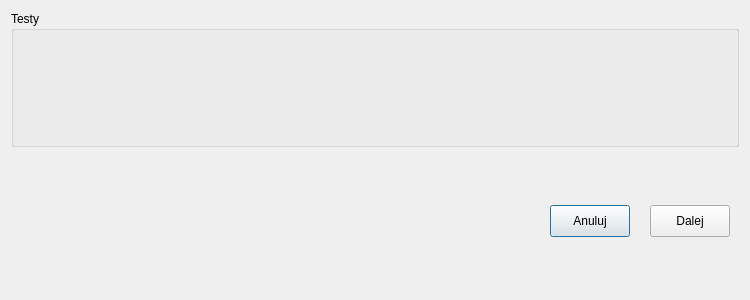
Old version of the form CzujkiLinioweApp/wybortestu.ui in the repository wiacekmarcin/CzujkiLiniowe.
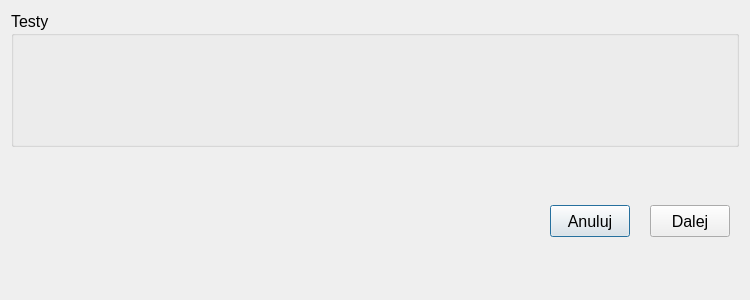
New version of the form. Icons and pictures are not drawn.

Patch:
```diff
--- a/CzujkiLinioweApp/wybortestu.ui
+++ b/CzujkiLinioweApp/wybortestu.ui
@@ -22,6 +22,12 @@
     <height>1200</height>
    </size>
   </property>
+  <property name="font">
+   <font>
+    <family>Arial</family>
+    <pointsize>12</pointsize>
+   </font>
+  </property>
   <property name="windowTitle">
    <string>Wybierz test</string>
   </property>
```
